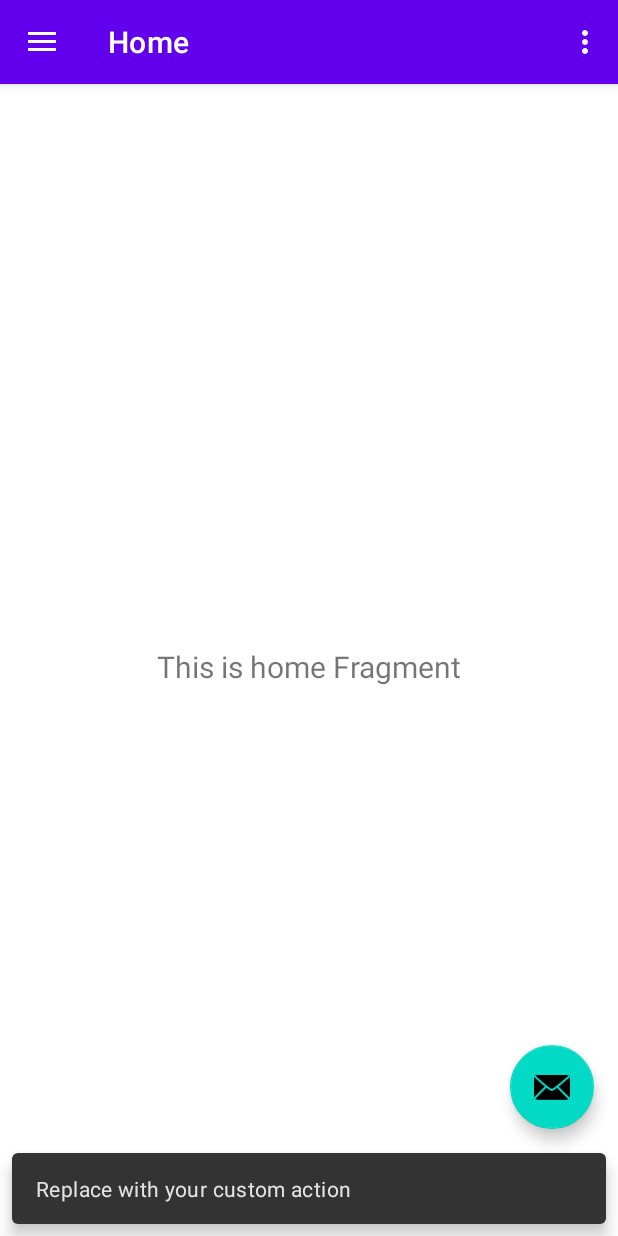
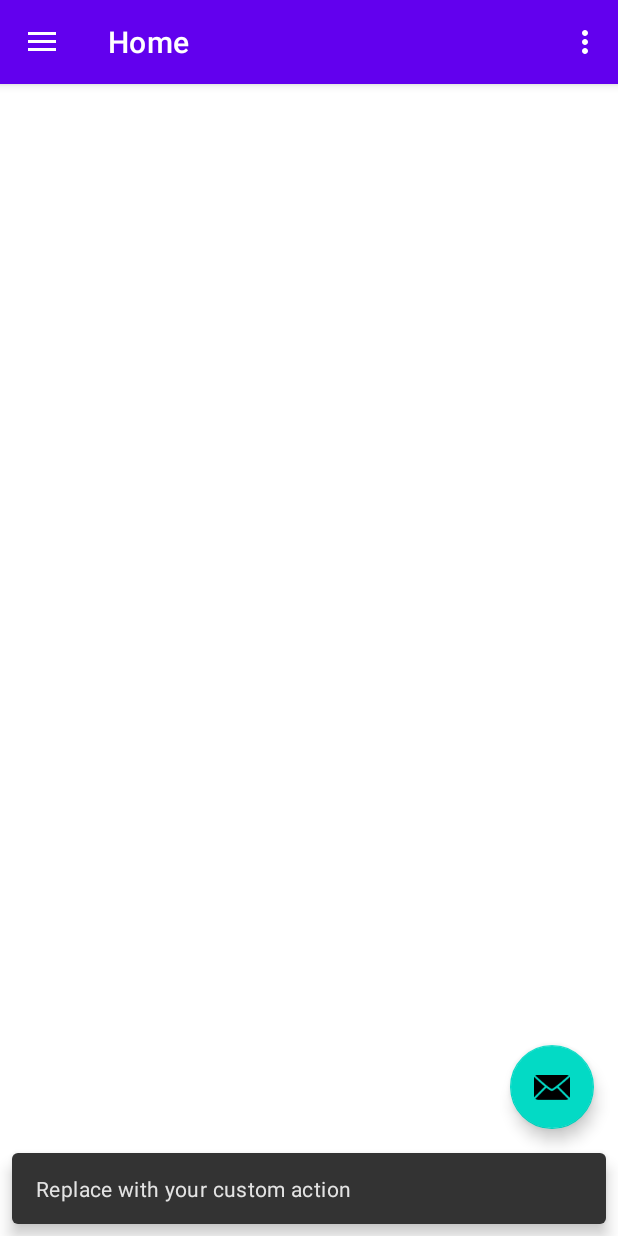
Before and after one commit to Alex1899/ToolPackApp, an Android app: the screen it shows after launch (NavigationDrawerActivity), after a tap on an icon or button, on a phone screen of 412 x 824 dp. Run offline under Robolectric (Android 15) with nearby library versions, the phone set to English and light mode, and no system bars; our stand-ins replace Firebase (no records; nobody signed in at launch, a user with empty details on screens opened directly), navigation-ui; 2 statements that could not run were skipped.

Commit message:
trying to create manager home view

```diff
--- a/app/build.gradle
+++ b/app/build.gradle
@@ -78,4 +78,7 @@ dependencies {
 
     //added for Multidex support
     implementation "androidx.multidex:multidex:2.0.1"
+
+    // FirebaseUI for Cloud Firestore
+    implementation 'com.firebaseui:firebase-ui-firestore:6.2.1'
 }
--- a/app/src/main/java/com/example/toolpackapp/activities/sidebar/ui/addBuildingSite/AddBuildingSiteFragment.kt
+++ b/app/src/main/java/com/example/toolpackapp/activities/sidebar/ui/addBuildingSite/AddBuildingSiteFragment.kt
@@ -32,7 +32,6 @@ class AddBuildingSiteFragment : Fragment() {
         val fragmentBinding = FragmentAddBuildingSiteBinding.inflate(inflater, container, false)
         binding = fragmentBinding
         return fragmentBinding.root
-
     }
 
     override fun onViewCreated(view: View, savedInstanceState: Bundle?) {
--- a/app/src/main/java/com/example/toolpackapp/activities/sidebar/ui/home/HomeFragment.kt
+++ b/app/src/main/java/com/example/toolpackapp/activities/sidebar/ui/home/HomeFragment.kt
@@ -4,28 +4,59 @@ import android.os.Bundle
 import android.view.LayoutInflater
 import android.view.View
 import android.view.ViewGroup
-import android.widget.TextView
 import androidx.fragment.app.Fragment
-import androidx.lifecycle.Observer
-import androidx.lifecycle.ViewModelProvider
-import com.example.toolpackapp.R
+import androidx.recyclerview.widget.LinearLayoutManager
+import com.example.toolpackapp.activities.PackageAdapter
+import com.example.toolpackapp.activities.packages
+import com.example.toolpackapp.databinding.FragmentHomeBinding
+import com.firebase.ui.firestore.FirestoreRecyclerOptions
+import com.google.firebase.firestore.FirebaseFirestore
+import com.google.firebase.firestore.Query
+
 
 class HomeFragment : Fragment() {
 
-    private lateinit var homeViewModel: HomeViewModel
+    private var binding: FragmentHomeBinding? = null
+    private lateinit var packageadapter: PackageAdapter
 
     override fun onCreateView(
         inflater: LayoutInflater,
         container: ViewGroup?,
         savedInstanceState: Bundle?
     ): View? {
-        homeViewModel =
-            ViewModelProvider(this).get(HomeViewModel::class.java)
-        val root = inflater.inflate(R.layout.fragment_home, container, false)
-        val textView: TextView = root.findViewById(R.id.text_home)
-        homeViewModel.text.observe(viewLifecycleOwner, Observer {
-            textView.text = it
-        })
-        return root
+        val fragmentBinding = FragmentHomeBinding.inflate(inflater, container, false)
+        binding = fragmentBinding
+        return fragmentBinding.root
     }
+
+    override fun onViewCreated(view: View, savedInstanceState: Bundle?) {
+        super.onViewCreated(view, savedInstanceState)
+
+        managerHomeView()
+    }
+
+    private fun managerHomeView() {
+        val query = FirebaseFirestore.getInstance().collection("packages")
+            .orderBy("deliveryDate", Query.Direction.DESCENDING)
+
+        val options: FirestoreRecyclerOptions<packages> =
+            FirestoreRecyclerOptions.Builder<packages>().setQuery(query, packages::class.java)
+                .build()
+
+        binding?.managerHomeView?.setHasFixedSize(true)
+        binding?.managerHomeView?.layoutManager = LinearLayoutManager(requireContext())
+        binding?.managerHomeView?.adapter = packageadapter
+//        adapter = PackageAdapter(options).also { binding?.managerHomeView?.adapter = it }
+    }
+
+    override fun onStart() {
+        super.onStart()
+        packageadapter.startListening()
+    }
+
+    override fun onStop() {
+        super.onStop()
+        packageadapter.stopListening()
+    }
+
 }
--- a/app/src/main/java/com/example/toolpackapp/activities/sidebar/ui/home/HomeViewModel.kt
+++ /dev/null
@@ -1,13 +0,0 @@
-package com.example.toolpackapp.activities.sidebar.ui.home
-
-import androidx.lifecycle.LiveData
-import androidx.lifecycle.MutableLiveData
-import androidx.lifecycle.ViewModel
-
-class HomeViewModel : ViewModel() {
-
-    private val _text = MutableLiveData<String>().apply {
-        value = "This is home Fragment"
-    }
-    val text: LiveData<String> = _text
-}
--- a/app/src/main/res/layout/fragment_home.xml
+++ b/app/src/main/res/layout/fragment_home.xml
@@ -6,17 +6,9 @@
     android:layout_height="match_parent"
     tools:context=".activities.sidebar.ui.home.HomeFragment">
 
-    <TextView
-        android:id="@+id/text_home"
+    <androidx.recyclerview.widget.RecyclerView
+        android:id="@+id/managerHomeView"
         android:layout_width="match_parent"
-        android:layout_height="wrap_content"
-        android:layout_marginStart="8dp"
-        android:layout_marginTop="8dp"
-        android:layout_marginEnd="8dp"
-        android:textAlignment="center"
-        android:textSize="20sp"
-        app:layout_constraintBottom_toBottomOf="parent"
-        app:layout_constraintEnd_toEndOf="parent"
-        app:layout_constraintStart_toStartOf="parent"
-        app:layout_constraintTop_toTopOf="parent" />
+        android:layout_height="match_parent" />
+
 </androidx.constraintlayout.widget.ConstraintLayout>
--- a/app/src/main/res/values/strings.xml
+++ b/app/src/main/res/values/strings.xml
@@ -58,4 +58,7 @@
     <string name="spinner_selectBuildingsite">Select a building-Site: </string>
     <string name="packageDescripton">Package Description</string>
 
+    <!--    package_row.xml strings-->
+    <string name="btn_updatePackageDetails">Update Details</string>
+
 </resources>
```
Also changed, not shown: app/src/main/java/com/example/toolpackapp/activities/PackageAdapter.java (added, +69 -0 lines), app/src/main/java/com/example/toolpackapp/activities/packages.java (added, +66 -0 lines), app/src/main/res/layout/package_row.xml (added, +82 -0 lines).
